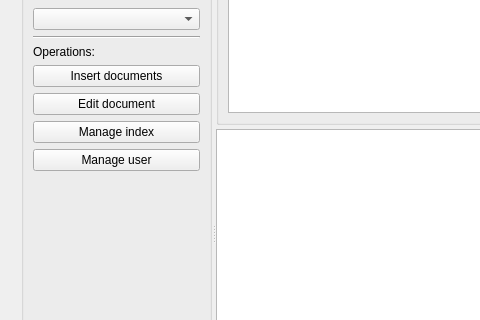
Before: the Qt Designer form qml/main.ui in naponmeka/monger, drawn with Qt 5; both pictures show x 0 to 480 and y 86 to 406 of the 1039 by 638 pixel window.
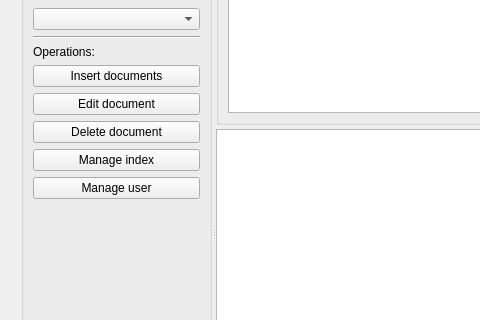
After: the same form once the commit is applied.

The edit to the form file:
```diff
--- a/qml/main.ui
+++ b/qml/main.ui
@@ -109,6 +109,13 @@
          </property>
         </widget>
        </item>
+       <item>
+        <widget class="QPushButton" name="pushButton">
+         <property name="text">
+          <string>Delete document</string>
+         </property>
+        </widget>
+       </item>
        <item>
         <widget class="QPushButton" name="pushButton_9">
          <property name="text">
```
